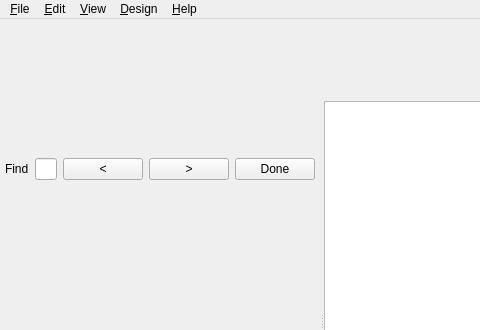
Qt form src/MainWindow.ui (openscad/openscad) before a commit; both pictures show x 0 to 480 and y 0 to 330 of the 681 by 647 pixel window.
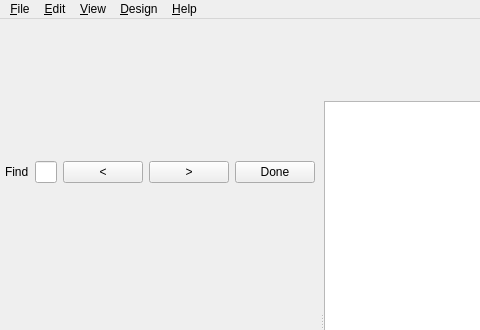
The same form after that commit. Custom widgets are drawn as their Qt base class.

Commit message: Editor: Reduce find panel bottom margin

What changed in the file:
```diff
--- a/src/MainWindow.ui
+++ b/src/MainWindow.ui
@@ -34,6 +34,12 @@
       </property>
       <widget class="QWidget" name="editorlayoutwidget">
        <layout class="QVBoxLayout" name="verticalLayout_2">
+        <property name="spacing">
+         <number>0</number>
+        </property>
+        <property name="topMargin">
+         <number>2</number>
+        </property>
         <item>
          <widget class="QFrame" name="find_panel">
           <property name="enabled">
```
